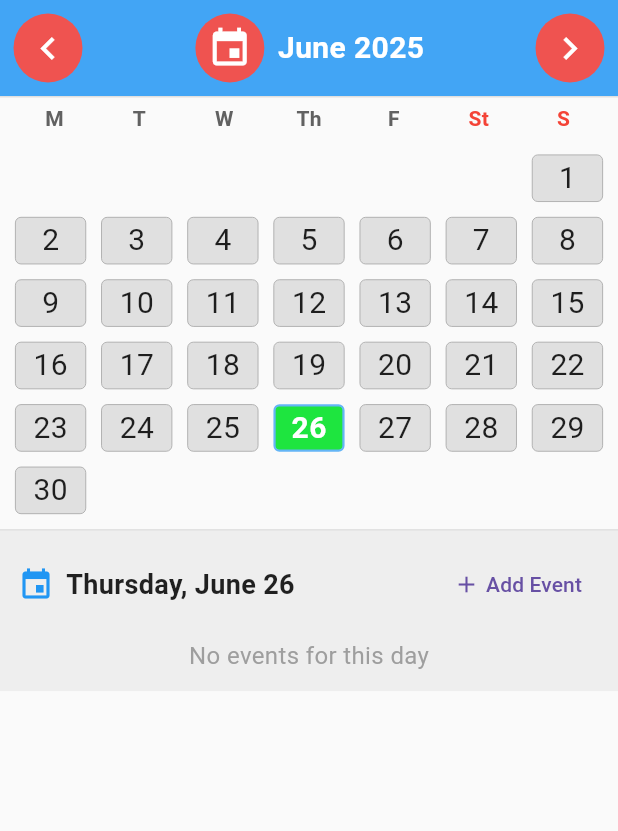
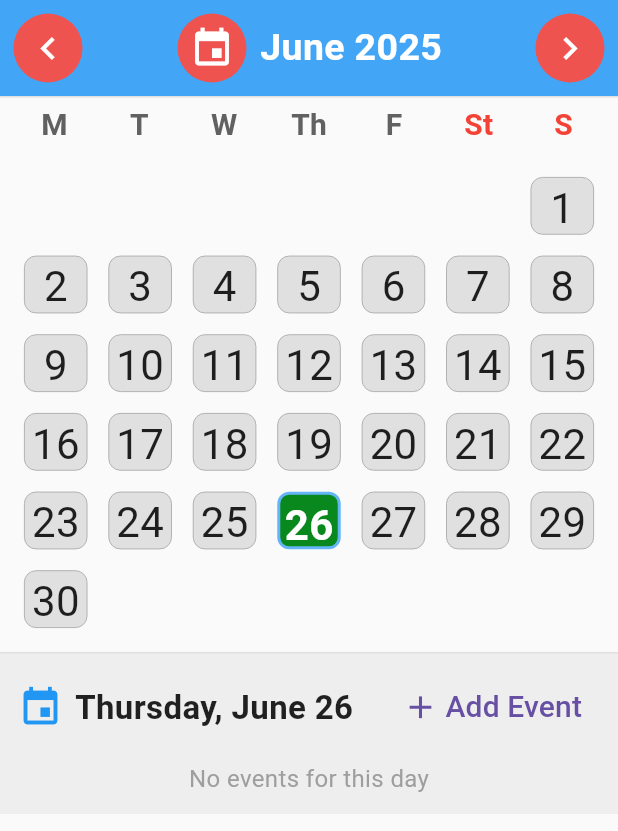
Before and after one commit to SadikshyaBashyal/Todo-App, a Flutter app: the CalendarScreen screen opened directly, on a phone screen of 412 x 824 dp. Shown: the top 831 px of the screen. Run offline on Flutter 3.47's test engine with Material 3 defaults, Android fonts, the phone set to English and light mode, and no system bars; our stand-ins replace image_picker, month_picker_dialog, shared_preferences; accounts and stored records are empty.

Commit message:
Calendar Dark Mode

```diff
--- a/todo/lib/screens/calendar_screen.dart
+++ b/todo/lib/screens/calendar_screen.dart
@@ -114,7 +114,7 @@ class _CalendarScreenState extends State<CalendarScreen> {
           Text(
             DateFormat('MMMM yyyy').format(_focusedDay),
             style: const TextStyle(
-              fontSize: 20,
+              fontSize: 25,
               fontWeight: FontWeight.bold,
               color: Colors.white,
             ),
@@ -140,7 +140,7 @@ class _CalendarScreenState extends State<CalendarScreen> {
 
   Widget _buildDaysOfWeekHeaderDesktop() {
     final daysOfWeek = ['M', 'T', 'W', 'Th', 'F', 'St', 'S', 'M', 'T', 'W', 'Th', 'F', 'St', 'S'];
-
+    final isDark = Theme.of(context).brightness == Brightness.dark;
     return Padding(
       padding: const EdgeInsets.symmetric(horizontal: 12.0, vertical: 8.0),
       child: Row(
@@ -151,8 +151,9 @@ class _CalendarScreenState extends State<CalendarScreen> {
                   child: Text(
                     day,
                     style: TextStyle(
+                      fontSize: 25,
                       fontWeight: FontWeight.bold,
-                      color: (day == 'St' || day == 'S') ? Colors.red : Colors.grey[700],
+                      color: (day == 'St' || day == 'S') ? Colors.red : isDark ? Colors.grey[200] : Colors.grey[700],
                     ),
                   ),
                 ),
@@ -165,7 +166,7 @@ class _CalendarScreenState extends State<CalendarScreen> {
 
   Widget _buildDaysOfWeekHeaderMobile() {
     final daysOfWeek = ['M', 'T', 'W', 'Th', 'F', 'St', 'S'];
-
+    final isDark = Theme.of(context).brightness == Brightness.dark;
     return Padding(
       padding: const EdgeInsets.symmetric(horizontal: 8.0, vertical: 4.0),
       child: Row(
@@ -176,8 +177,9 @@ class _CalendarScreenState extends State<CalendarScreen> {
                   child: Text(
                     day,
                     style: TextStyle(
+                      fontSize: 20,
                       fontWeight: FontWeight.bold,
-                      color: (day == 'St' || day == 'S') ? Colors.red : Colors.grey[700],
+                      color: (day == 'St' || day == 'S') ? Colors.red : isDark ? Colors.grey[200] : Colors.grey[700],
                     ),
                   ),
                 ),
@@ -193,15 +195,15 @@ class _CalendarScreenState extends State<CalendarScreen> {
     final firstDayOfMonth = DateTime(_focusedDay.year, _focusedDay.month, 1);
     final firstWeekday = firstDayOfMonth.weekday;
     int crossAxisCount = _isMobileLayout ? 7 : 14;
-
+    final isDark = Theme.of(context).brightness == Brightness.dark;
     return GridView.count(
       shrinkWrap: true,
       physics: const NeverScrollableScrollPhysics(),
-      padding: const EdgeInsets.all(10),
+      padding: const EdgeInsets.all(16), // Increased padding
       crossAxisCount: crossAxisCount,
-      childAspectRatio: 1.5,
-      crossAxisSpacing: 10,
-      mainAxisSpacing: 10,
+      childAspectRatio: 1.1, // Make cells taller (was 1.5)
+      crossAxisSpacing: 14, // Increased spacing
+      mainAxisSpacing: 14, // Increased spacing
       children: List.generate(_isMobileLayout ? 42 : 56, (index) {
         final dayOffset = index - (firstWeekday - 1);
         final day = dayOffset + 1;
@@ -210,7 +212,7 @@ class _CalendarScreenState extends State<CalendarScreen> {
           return Container(
             decoration: BoxDecoration(
               color: Colors.transparent,
-              borderRadius: BorderRadius.circular(4),
+              borderRadius: BorderRadius.circular(8), // Slightly rounder corners
             ),
           ); // Empty space for days outside the current month
         }
@@ -233,14 +235,14 @@ class _CalendarScreenState extends State<CalendarScreen> {
           child: Container(
             decoration: BoxDecoration(
               color: isSelected
-                  ? const Color.fromARGB(255, 30, 229, 63)
+                  ? const Color.fromARGB(255, 8, 136, 29)
                   : isToday
                       ? Colors.blue[100]
-                      : Colors.grey[300],
-              borderRadius: BorderRadius.circular(4),
+                      : isDark ? Colors.grey[800] : Colors.grey[300],
+              borderRadius: BorderRadius.circular(8), // Slightly rounder corners
               border: Border.all(
                 color: isToday ? Colors.blue[300]! : Colors.grey[500]!,
-                width: isToday ? 1.5 : 0.5,
+                width: isToday ? 2 : 0.5,
               ),
             ),
             child: Stack(
@@ -249,27 +251,27 @@ class _CalendarScreenState extends State<CalendarScreen> {
                   child: Text(
                     day.toString(),
                     style: TextStyle(
-                  fontSize: 20,
+                      fontSize: 28, // Increased font size
                       fontWeight:
                           isSelected || isToday ? FontWeight.bold : FontWeight.normal,
                       color: isSelected
                           ? Colors.white
                           : isToday
-                          ? Colors.blue[700]
-                          : Colors.black87,
+                              ? Colors.blue[800]
+                              : isDark ? Colors.grey[200] : Colors.black87,
                     ),
                   ),
                 ),
-                // Green dot for events
+                // Red dot for events
                 if (hasEvents)
                   Positioned(
-                    top: 4,
-                    right: 4,
+                    top: 8, // Moved dot a bit further from the edge
+                    right: 8,
                     child: Container(
-                      width: 8,
-                      height: 8,
+                      width: 12, // Larger dot
+                      height: 12,
                       decoration: const BoxDecoration(
-                        color: Colors.green,
+                        color: Colors.red,
                         shape: BoxShape.circle,
                       ),
                     ),
@@ -285,11 +287,11 @@ class _CalendarScreenState extends State<CalendarScreen> {
   Widget _buildSelectedDayEvents(TodoProvider provider) {
     final events = provider.getEventsForDay(_selectedDay);
     final completedEvents = events.where((e) => e.isCompleted).toList();
-
+    final isDark = Theme.of(context).brightness == Brightness.dark;
     return Container(
       padding: const EdgeInsets.all(12),
       decoration: BoxDecoration(
-        color: Colors.grey[200],
+        color: isDark ? Colors.grey[800] : Colors.grey[200],
         border: Border(
           top: BorderSide(color: Colors.grey[300]!),
         ),
@@ -299,13 +301,14 @@ class _CalendarScreenState extends State<CalendarScreen> {
         children: [
           Row(
             children: [
-              const Icon(Icons.event, color: Colors.blue),
+              const Icon(Icons.event, color: Colors.blue, size: 30),
               const SizedBox(width: 8),
               Text(
                 DateFormat('EEEE, MMMM d').format(_selectedDay),
-                style: const TextStyle(
-                  fontSize: 18,
+                style: TextStyle(
+                  fontSize: 22,
                   fontWeight: FontWeight.bold,
+                  color: isDark ? Colors.grey[200] : Colors.black87,
                 ),
               ),
               const Spacer(),
@@ -314,9 +317,9 @@ class _CalendarScreenState extends State<CalendarScreen> {
                 child: const Row(
                   mainAxisSize: MainAxisSize.min,
                   children: [
-                    Icon(Icons.add),
+                    Icon(Icons.add, size: 25),
                     SizedBox(width: 4),
-                    Text('Add Event'),
+                    Text('Add Event', style: TextStyle(fontSize: 20)),
                   ],
                 ),
               ),
@@ -350,12 +353,13 @@ class _CalendarScreenState extends State<CalendarScreen> {
                             child: Icon(
                               event.icon,
                               color: Colors.white,
-                              size: 16,
+                              size: 25,
                             ),
                           ),
                           title: Text(
                             event.title,
                             style: theme.textTheme.titleMedium?.copyWith(
+                              fontSize: 22,
                               decoration: event.isCompleted
                                   ? TextDecoration.lineThrough
                                   : null,
@@ -369,12 +373,14 @@ class _CalendarScreenState extends State<CalendarScreen> {
                                 Text(
                                   event.description,
                                   style: theme.textTheme.bodyMedium?.copyWith(
+                                    fontSize: 18,
                                     color: isDark ? Colors.white70 : Colors.black87,
                                   ),
                                 ),
                               Text(
                                 event.timeString,
                                 style: theme.textTheme.bodySmall?.copyWith(
+                                  fontSize: 18,
                                   color: isDark ? Colors.white54 : Colors.grey[700],
                                 ),
                               ),
@@ -383,7 +389,7 @@ class _CalendarScreenState extends State<CalendarScreen> {
                                   event.recurringString,
                                   style: theme.textTheme.bodySmall?.copyWith(
                                     color: isDark ? Colors.purple[200] : Colors.purple,
-                                    fontSize: 12,
+                                    fontSize: 18,
                                   ),
                                 ),
                             ],
@@ -393,6 +399,7 @@ class _CalendarScreenState extends State<CalendarScreen> {
                             children: [
                               IconButton(
                                 icon: Icon(
+                                  size: 30,
                                   event.isCompleted
                                       ? Icons.check_circle
                                       : Icons.check_circle_outline,
@@ -403,11 +410,11 @@ class _CalendarScreenState extends State<CalendarScreen> {
                                 },
                               ),
                               IconButton(
-                                icon: const Icon(Icons.edit, color: Colors.blue),
+                                icon: const Icon(Icons.edit, color: Colors.blue, size: 30),
                                 onPressed: () => _showEditEventDialog(context, event),
                               ),
                               IconButton(
-                                icon: const Icon(Icons.delete, color: Colors.red),
+                                icon: const Icon(Icons.delete, color: Colors.red, size: 30),
                                 onPressed: () => _showDeleteEventDialog(context, event),
                               ),
                             ],
--- a/todo/lib/widgets/event_dialog.dart
+++ b/todo/lib/widgets/event_dialog.dart
@@ -227,7 +227,7 @@ class _EventDialogState extends State<EventDialog> {
                   child: Icon(
                     icon,
                     color: isSelected ? _selectedColor : Colors.grey[600],
-                    size: 20,
+                    size: 32, // Increased icon size from 20 to 32
                   ),
                 ),
               );
```
Lines whose indentation alone changed are shown as unchanged.
